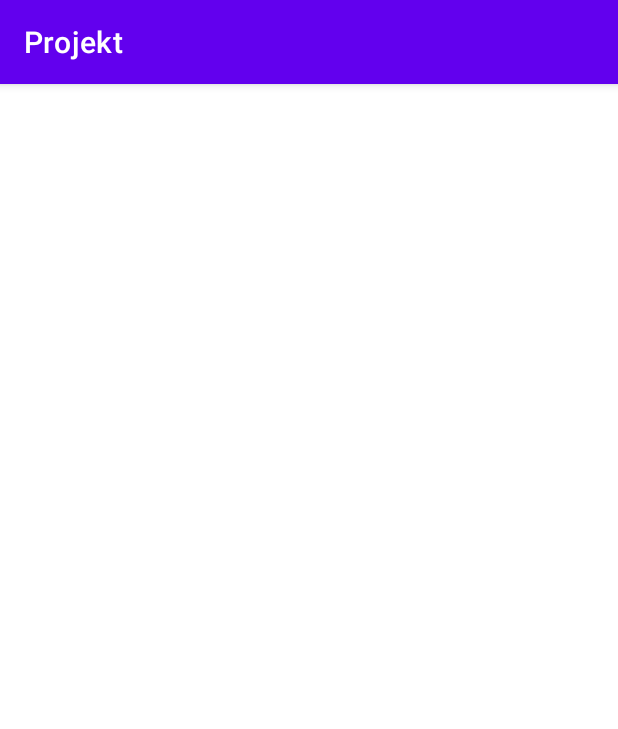
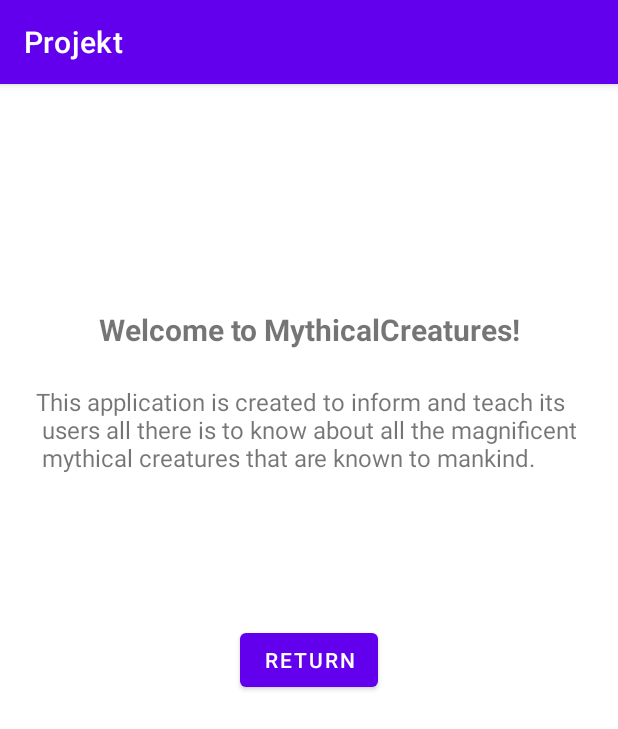
Before and after one commit to b22marah/Projekt, an Android app: the AboutActivity screen opened directly, with no data from a screen before it, on a phone screen of 412 x 824 dp. Shown: the top 729 px of the screen. Run offline under Robolectric (Android 15) with nearby library versions, the phone set to English and light mode, and no system bars.

Commit message:
Fixed all the last stuff, game a new class for aboutPage, fixed it with the right functions in mainActivity and such..

```diff
--- a/app/src/main/java/com/example/projekt/AboutActivity.java
+++ b/app/src/main/java/com/example/projekt/AboutActivity.java
@@ -3,6 +3,7 @@ package com.example.projekt;
 import androidx.appcompat.app.AppCompatActivity;
 
 import android.os.Bundle;
+import android.view.View;
 
 public class AboutActivity extends AppCompatActivity {
 
@@ -11,4 +12,8 @@ public class AboutActivity extends AppCompatActivity {
         super.onCreate(savedInstanceState);
         setContentView(R.layout.activity_about);
     }
+
+    public void closeAboutPage(View view) {
+        finish();
+    }
 }
--- a/app/src/main/java/com/example/projekt/MainActivity.java
+++ b/app/src/main/java/com/example/projekt/MainActivity.java
@@ -1,8 +1,10 @@
 package com.example.projekt;
 
 import android.annotation.SuppressLint;
+import android.content.Intent;
 import android.os.Bundle;
 import android.util.Log;
+import android.view.View;
 
 import androidx.annotation.WorkerThread;
 import androidx.appcompat.app.AppCompatActivity;
@@ -60,4 +62,8 @@ public class MainActivity extends AppCompatActivity implements JsonTask.JsonTask
 
         adapter.notifyDataSetChanged();
     }
+    public void goToAboutPage(View view) {
+        Intent intent = new Intent(this, AboutActivity.class);
+        startActivity(intent);
+    }
 }
--- a/app/src/main/res/layout/activity_about.xml
+++ b/app/src/main/res/layout/activity_about.xml
@@ -6,4 +6,38 @@
     android:layout_height="match_parent"
     tools:context=".AboutActivity">
 
+    <TextView
+        android:id="@+id/aboutText"
+        android:layout_width="wrap_content"
+        android:layout_height="wrap_content"
+        android:gravity="center_horizontal|top"
+        android:paddingTop="150dp"
+        android:text="Welcome to MythicalCreatures!"
+        android:textSize="20sp"
+        android:textStyle="bold"
+        app:layout_constraintEnd_toEndOf="parent"
+        app:layout_constraintStart_toStartOf="parent"
+        tools:ignore="MissingConstraints" />
+
+    <TextView
+        android:layout_width="wrap_content"
+        android:layout_height="wrap_content"
+        android:paddingTop="100dp"
+        android:text="This application is created to inform and teach its \n users all there is to know about all the magnificent \n mythical creatures that are known to mankind."
+        android:textSize="16sp"
+        app:layout_constraintBottom_toTopOf="@+id/AboutButton"
+        app:layout_constraintEnd_toEndOf="parent"
+        app:layout_constraintStart_toStartOf="parent"
+        app:layout_constraintTop_toTopOf="@+id/aboutText" />
+
+    <Button
+        android:id="@+id/AboutButton"
+        android:layout_width="wrap_content"
+        android:layout_height="wrap_content"
+        android:onClick="closeAboutPage"
+        android:text="Return"
+        app:layout_constraintBottom_toBottomOf="parent"
+        app:layout_constraintEnd_toEndOf="parent"
+        app:layout_constraintStart_toStartOf="parent"
+        app:layout_constraintTop_toTopOf="@+id/aboutText" />
 </androidx.constraintlayout.widget.ConstraintLayout>
```
Also changed, not shown: app/src/main/assets/user_details.json (added, +61 -0 lines), app/src/main/res/layout/activity_main.xml (+14 -3 lines).
